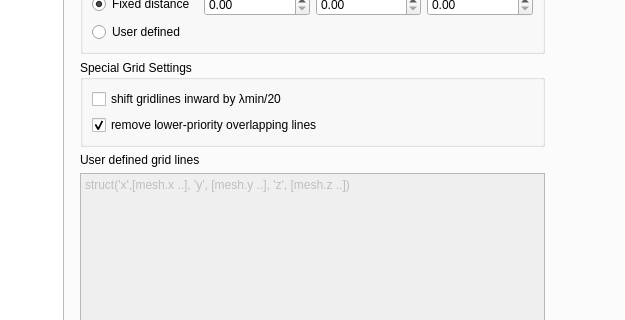
This is ui/dialog.ui in LubomirJagos/FreeCAD-OpenEMS-Export as Qt 5 draws it before an edit; both pictures show x 310 to 935 and y 258 to 578 of the 1130 by 722 pixel window. The edited form follows.
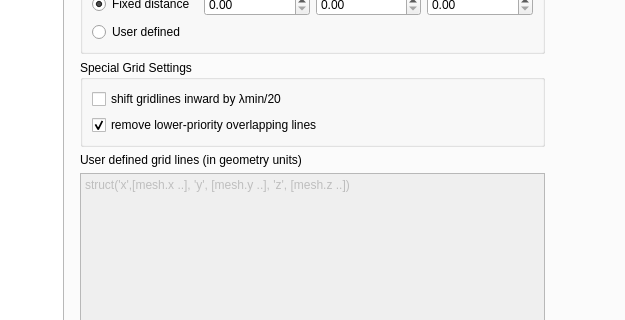
This is the edited form. The open tabs and pages were chosen to show the change.

Commit message: begin re-organizing long generateOpenEMSScriptButtonClicked

```diff
--- a/ui/dialog.ui
+++ b/ui/dialog.ui
@@ -868,7 +868,7 @@
              <item>
               <widget class="QLabel" name="label_5">
                <property name="text">
-                <string>User defined grid lines</string>
+                <string>User defined grid lines (in geometry units)</string>
                </property>
               </widget>
              </item>
```
Left out of the diff: 2 changed lines with no effect on the pictures. The commit also changes 1 other file.
